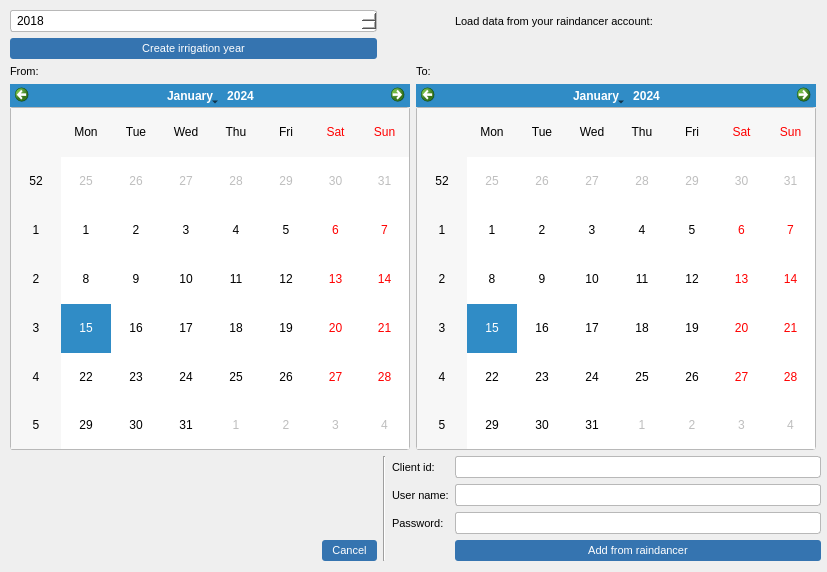
The window that widgets/import_irrigation_dialog_base.ui (axelande/geodatafarm3) describes before a commit, drawn with Qt 5.
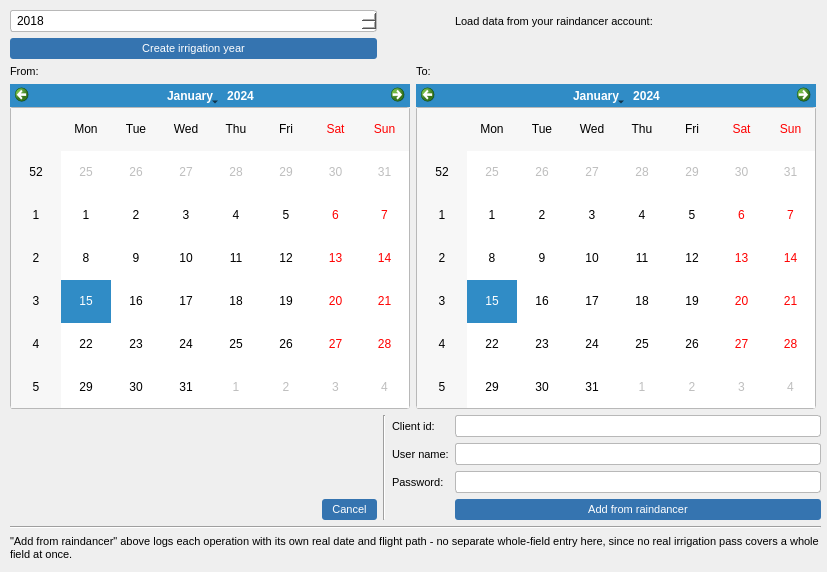
The same window after the commit.

What changed in the file:
```diff
--- a/widgets/import_irrigation_dialog_base.ui
+++ b/widgets/import_irrigation_dialog_base.ui
@@ -177,6 +177,9 @@
       <property name="text">
        <string />
       </property>
+      <property name="echoMode">
+       <enum>QLineEdit::Password</enum>
+      </property>
      </widget>
     </item>
     <item row="7" column="3">
@@ -325,6 +328,23 @@
       </item>
      </layout>
     </item>
+    <item row="8" column="0" colspan="4">
+     <widget class="Line" name="lineManualIrr">
+      <property name="orientation">
+       <enum>Qt::Horizontal</enum>
+      </property>
+     </widget>
+    </item>
+    <item row="9" column="0" colspan="4">
+     <widget class="QLabel" name="labelManualIrrHeading">
+      <property name="wordWrap">
+       <bool>true</bool>
+      </property>
+      <property name="text">
+       <string>"Add from raindancer" above logs each operation with its own real date and flight path - no separate whole-field entry here, since no real irrigation pass covers a whole field at once.</string>
+      </property>
+     </widget>
+    </item>
    </layout>
   </widget>
  </widget>
```
